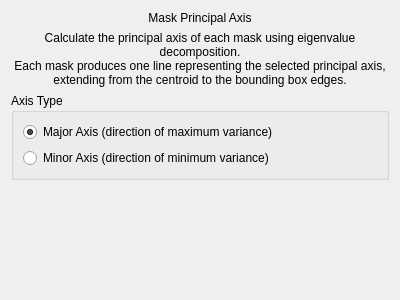
First picture: the form in src/WhiskerToolbox/DataTransform_Widget/Masks/MaskPrincipalAxis_Widget/MaskPrincipalAxis_Widget.ui, repository paulmthompson/WhiskerToolbox, before the edit.
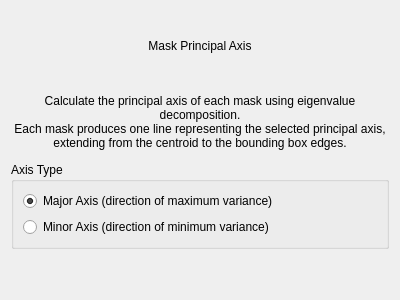
Second picture: the form after the edit.

Commit message: improved data transform UI interface so table does not get squished

Diff of the .ui file:
```diff
--- a/src/WhiskerToolbox/DataTransform_Widget/Masks/MaskPrincipalAxis_Widget/MaskPrincipalAxis_Widget.ui
+++ b/src/WhiskerToolbox/DataTransform_Widget/Masks/MaskPrincipalAxis_Widget/MaskPrincipalAxis_Widget.ui
@@ -13,6 +13,12 @@
   <property name="windowTitle">
    <string>Form</string>
   </property>
+  <property name="sizePolicy">
+   <sizepolicy hsizetype="Preferred" vsizetype="Maximum">
+    <horstretch>0</horstretch>
+    <verstretch>0</verstretch>
+   </sizepolicy>
+  </property>
   <layout class="QVBoxLayout" name="verticalLayout">
    <item>
     <widget class="QLabel" name="titleLabel">
@@ -76,6 +82,9 @@
        <height>40</height>
       </size>
      </property>
+     <property name="sizeType">
+      <enum>QSizePolicy::Policy::Fixed</enum>
+     </property>
     </spacer>
    </item>
   </layout>
```
The commit also changes 3 other files.
